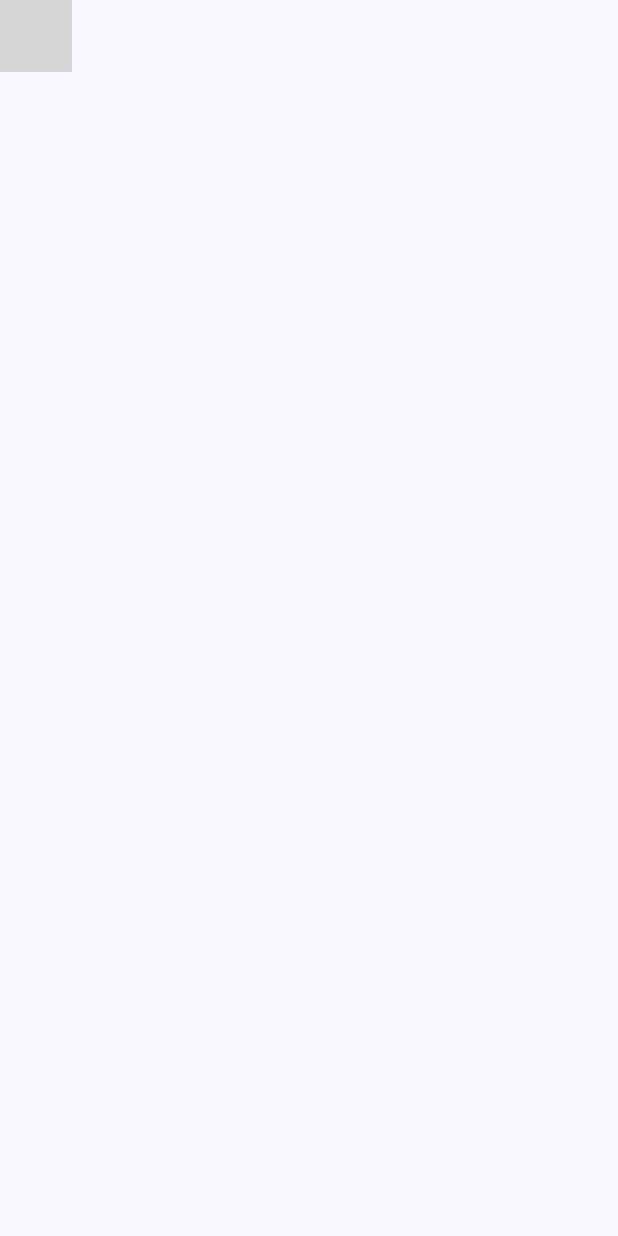
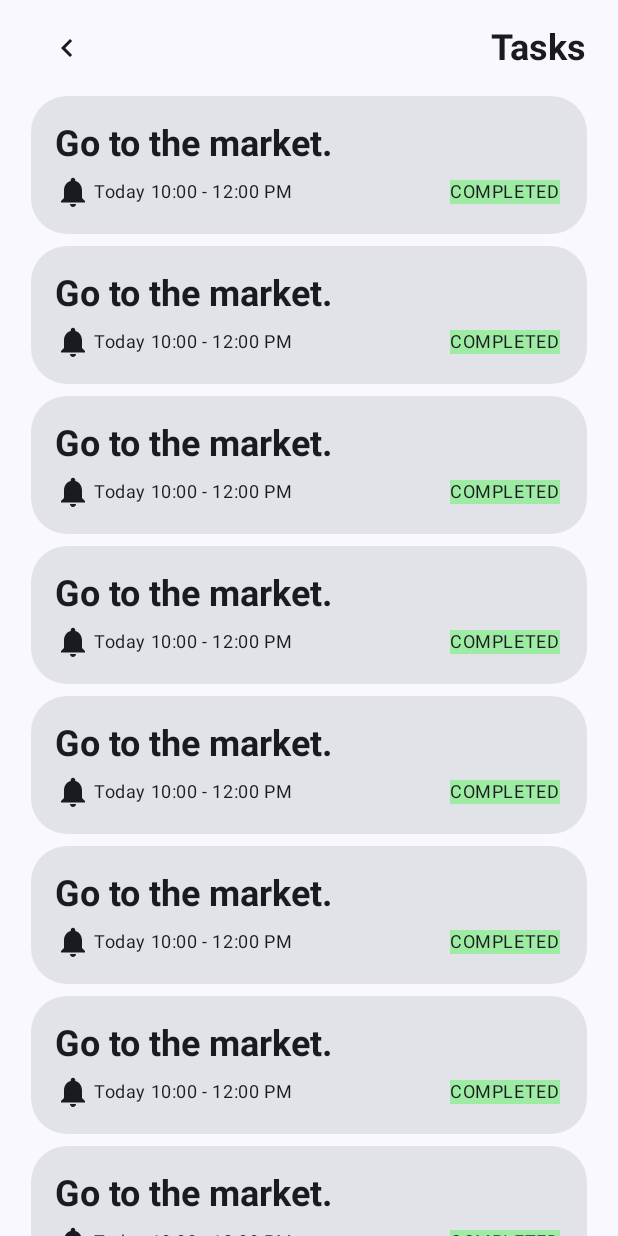
Before and after one commit to Brian-Magomere-Igadwa/the-last-todo-app-ever, an Android app built with Jetpack Compose: the Tasks screen opened through its navigation route, on a phone screen of 412 x 824 dp. Run offline under Robolectric (Android 15) with nearby library versions, the phone set to English and light mode, and no system bars; grey boxes are pictures that could not be loaded.

Commit message:
Implement TasksScreen Static UI.

```diff
--- a/app/src/main/java/design/fiti/cool_do/presentation/navigation/App.kt
+++ b/app/src/main/java/design/fiti/cool_do/presentation/navigation/App.kt
@@ -24,7 +24,7 @@ fun App(modifier: Modifier = Modifier) {
                 BoardsScreen(navController)
             }
             composable(route = AppRoutes.Tasks.name) {
-                TasksScreen(navController)
+                TasksScreen()
             }
         }
 
--- a/app/src/main/java/design/fiti/cool_do/presentation/screens/tasks/TasksScreen.kt
+++ b/app/src/main/java/design/fiti/cool_do/presentation/screens/tasks/TasksScreen.kt
@@ -1,5 +1,6 @@
 package design.fiti.cool_do.presentation.screens.tasks
 
+import androidx.compose.foundation.background
 import androidx.compose.foundation.layout.Arrangement
 import androidx.compose.foundation.layout.Box
 import androidx.compose.foundation.layout.Column
@@ -8,21 +9,30 @@ import androidx.compose.foundation.layout.Spacer
 import androidx.compose.foundation.layout.fillMaxHeight
 import androidx.compose.foundation.layout.fillMaxSize
 import androidx.compose.foundation.layout.fillMaxWidth
+import androidx.compose.foundation.layout.height
 import androidx.compose.foundation.layout.padding
+import androidx.compose.foundation.layout.width
+import androidx.compose.foundation.lazy.LazyColumn
+import androidx.compose.foundation.shape.RoundedCornerShape
 import androidx.compose.material.icons.Icons
 import androidx.compose.material.icons.filled.KeyboardArrowLeft
+import androidx.compose.material.icons.filled.Notifications
 import androidx.compose.material3.Button
+import androidx.compose.material3.Card
 import androidx.compose.material3.Icon
 import androidx.compose.material3.IconButton
+import androidx.compose.material3.IconButtonDefaults
 import androidx.compose.material3.MaterialTheme
 import androidx.compose.material3.Scaffold
 import androidx.compose.material3.Text
 import androidx.compose.runtime.Composable
 import androidx.compose.ui.Alignment
 import androidx.compose.ui.Modifier
+import androidx.compose.ui.graphics.Color
 import androidx.compose.ui.res.stringResource
 import androidx.compose.ui.text.font.FontWeight
 import androidx.compose.ui.tooling.preview.Preview
+import androidx.compose.ui.unit.dp
 import androidx.navigation.NavController
 import design.fiti.cool_do.R
 import design.fiti.cool_do.presentation.navigation.AppRoutes
@@ -36,14 +46,16 @@ fun TasksScreen(modifier: Modifier = Modifier) {
         },
         modifier = modifier
     ) { innerPadding ->
-        Column(
+        LazyColumn(
             modifier = Modifier
                 .fillMaxSize()
-                .padding(innerPadding),
-            verticalArrangement = Arrangement.Center,
+                .padding(top = innerPadding.calculateTopPadding()),
             horizontalAlignment = Alignment.CenterHorizontally
         ) {
-
+            items(10) {
+                TaskCard(modifier = Modifier.fillMaxWidth(0.9f))
+                Spacer(modifier = Modifier.height(8.dp))
+            }
 
         }
     }
@@ -51,18 +63,83 @@ fun TasksScreen(modifier: Modifier = Modifier) {
 
 @Composable
 private fun TaskTopBar(modifier: Modifier = Modifier) {
-    Row(horizontalArrangement = Arrangement.Start, modifier = modifier.fillMaxWidth(0.8f)) {
-        IconButton(onClick = { /*TODO*/ }) {
+    Column(
+        modifier = modifier.fillMaxWidth(),
+        verticalArrangement = Arrangement.Center,
+        horizontalAlignment = Alignment.CenterHorizontally
+    ) {
+        Spacer(modifier = Modifier.height(8.dp))
+        Row(
+            horizontalArrangement = Arrangement.SpaceBetween,
+            verticalAlignment = Alignment.CenterVertically,
+            modifier = modifier.fillMaxWidth(0.9f)
+        ) {
+            IconButton(
+                onClick = { /*TODO*/ }, colors = IconButtonDefaults.iconButtonColors(
+                    containerColor = MaterialTheme.colorScheme.background
+                )
+            ) {
                 Icon(
                     imageVector = Icons.Default.KeyboardArrowLeft,
                     contentDescription = stringResource(id = R.string.up)
                 )
             }
-        Spacer(modifier = Modifier.fillMaxWidth())
+
             Text(
                 text = stringResource(id = R.string.tasks),
                 style = MaterialTheme.typography.headlineSmall,
                 fontWeight = FontWeight.Bold
             )
         }
+        Spacer(modifier = Modifier.height(8.dp))
     }
+
+}
+
+@Preview
+@Composable
+private fun TaskCard(modifier: Modifier = Modifier) {
+    Card(
+        onClick = { /*TODO*/ },
+        shape = RoundedCornerShape(24.dp),
+        modifier = modifier
+    ) {
+        Column(
+            modifier = Modifier
+                .fillMaxWidth()
+                .padding(16.dp)
+        ) {
+            Text(
+                text = "Go to the market.",
+                style = MaterialTheme.typography.headlineSmall.copy(fontWeight = FontWeight.Bold)
+            )
+            Spacer(modifier = Modifier.height(4.dp))
+            Row(
+                modifier = Modifier
+                    .fillMaxWidth(),
+                verticalAlignment = Alignment.CenterVertically,
+                horizontalArrangement = Arrangement.SpaceBetween
+            ) {
+                Row(verticalAlignment = Alignment.CenterVertically) {
+                    Icon(imageVector = Icons.Default.Notifications, contentDescription = null)
+                    Spacer(modifier = Modifier.width(2.dp))
+                    Text(
+                        text = "Today 10:00 - 12:00 PM",
+                        style = MaterialTheme.typography.bodySmall
+                    )
+
+                }
+                Box(
+                    contentAlignment = Alignment.Center, modifier = Modifier
+                        .padding(2.dp)
+                        .background(Color.Green.copy(alpha = 0.3f))
+                ) {
+                    Text(
+                        text = "COMPLETED",
+                        style = MaterialTheme.typography.bodySmall
+                    )
+                }
+            }
+        }
+    }
+}
```
Lines whose indentation alone changed are shown as unchanged.
